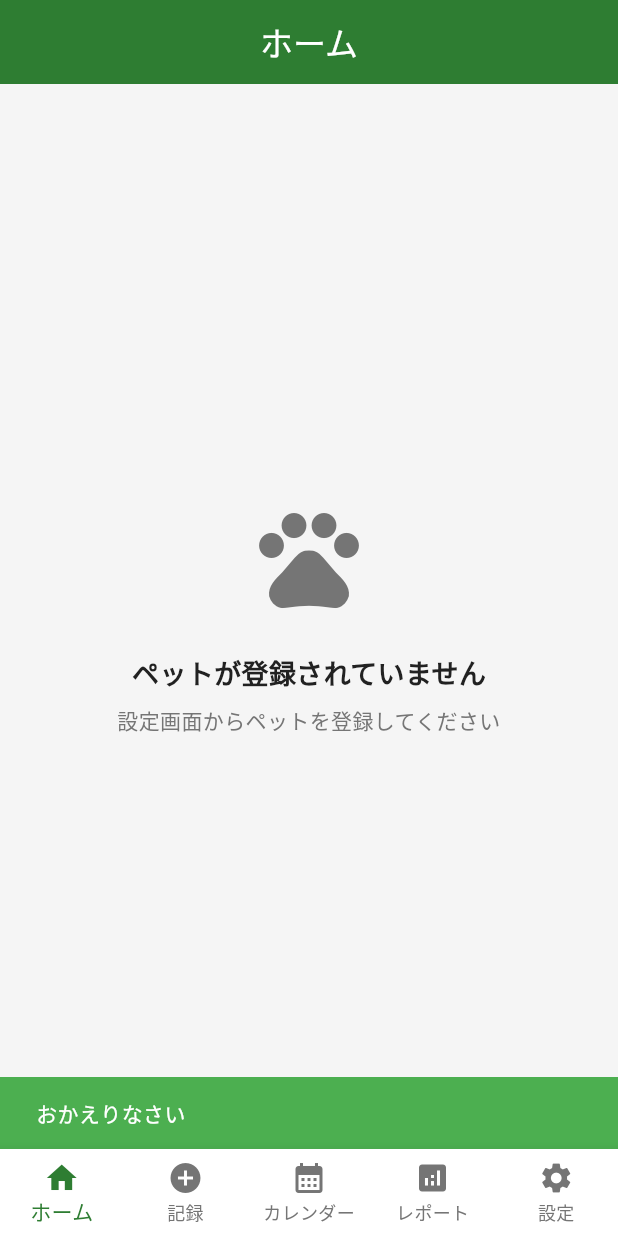
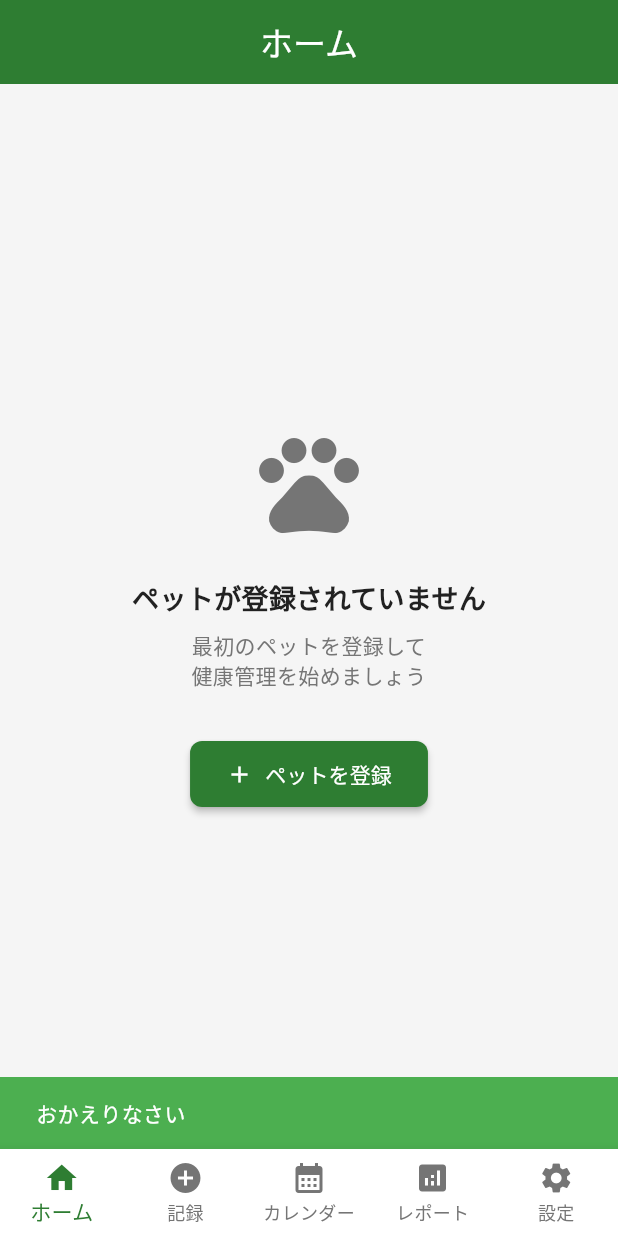
Before and after one commit to Fuurugeeen/pet-health-log, a Flutter app: the screen it shows after launch, after a tap on "ログイン", on a phone screen of 412 x 824 dp. Run offline on Flutter 3.47's test engine with Material 3 defaults, Android fonts, the phone set to English and light mode, and no system bars; our stand-ins replace device_preview, fl_chart, flutter_riverpod, go_router, hive, hive_flutter and 3 more; accounts and stored records are empty.

Commit message:
UI/UX改善とサンプルデータの自動生成
- ホーム画面にペット登録動線を追加
  - ペット未登録時に「ペットを登録」ボタンを表示
  - ボタンタップで設定タブに遷移する機能を実装

- 記録画面のタブ文字を白に変更
  - TabBarのlabelColorとunselectedLabelColorを白系に統一
  - 背景緑色に対する視認性を改善

- 初回起動時にサンプルペットを自動追加
  - SharedPreferencesで初回起動を判定
  - デモ用に「ポチ」（3歳の柴犬）を自動登録
  - ユーザーがすぐに機能を試せるように

🤖 Generated with [Claude Code](https://claude.ai/code)

Co-Authored-By: Claude <noreply@anthropic.com>

```diff
--- a/lib/features/home/presentation/dashboard_screen.dart
+++ b/lib/features/home/presentation/dashboard_screen.dart
@@ -60,19 +60,19 @@ class DashboardScreen extends ConsumerWidget {
   }
 
   Widget _buildNoPetSelected(BuildContext context) {
-    return const Center(
+    return Center(
       child: Padding(
-        padding: EdgeInsets.all(32.0),
+        padding: const EdgeInsets.all(32.0),
         child: Column(
           mainAxisAlignment: MainAxisAlignment.center,
           children: [
-            Icon(
+            const Icon(
               Icons.pets,
               size: 80,
               color: AppColors.textSecondary,
             ),
-            SizedBox(height: 24),
-            Text(
+            const SizedBox(height: 24),
+            const Text(
               'ペットが登録されていません',
               style: TextStyle(
                 fontSize: 18,
@@ -80,13 +80,29 @@ class DashboardScreen extends ConsumerWidget {
                 color: AppColors.textPrimary,
               ),
             ),
-            SizedBox(height: 8),
-            Text(
-              '設定画面からペットを登録してください',
+            const SizedBox(height: 8),
+            const Text(
+              '最初のペットを登録して\n健康管理を始めましょう',
               textAlign: TextAlign.center,
               style: TextStyle(
                 fontSize: 14,
                 color: AppColors.textSecondary,
+              ),
+            ),
+            const SizedBox(height: 32),
+            ElevatedButton.icon(
+              onPressed: () {
+                // タブ切り替えコールバックで設定タブ（index: 4）に移動
+                if (onTabChanged != null) {
+                  onTabChanged!(4);
+                }
+              },
+              icon: const Icon(Icons.add),
+              label: const Text('ペットを登録'),
+              style: ElevatedButton.styleFrom(
+                backgroundColor: AppColors.primary,
+                foregroundColor: Colors.white,
+                padding: const EdgeInsets.symmetric(horizontal: 24, vertical: 12),
               ),
             ),
           ],
--- a/lib/features/record/presentation/record_form_screen.dart
+++ b/lib/features/record/presentation/record_form_screen.dart
@@ -86,6 +86,9 @@ class _RecordFormScreenState extends ConsumerState<RecordFormScreen>
         title: const Text(AppStrings.record),
         bottom: TabBar(
           controller: _tabController,
+          labelColor: Colors.white,
+          unselectedLabelColor: Colors.white70,
+          indicatorColor: Colors.white,
           tabs: const [
             Tab(icon: Icon(Icons.restaurant), text: '食事'),
             Tab(icon: Icon(Icons.medication), text: '投薬'),
--- a/lib/main.dart
+++ b/lib/main.dart
@@ -7,12 +7,23 @@ import 'core/themes/app_theme.dart';
 import 'core/constants/app_strings.dart';
 import 'core/router/app_router.dart';
 import 'services/hive_service.dart';
+import 'services/sample_data_service.dart';
+import 'package:shared_preferences/shared_preferences.dart';
 
 void main() async {
   WidgetsFlutterBinding.ensureInitialized();
 
   // Hiveの初期化
   await HiveService.initialize();
+
+  // 初回起動時にサンプルデータを生成
+  final prefs = await SharedPreferences.getInstance();
+  final isFirstLaunch = prefs.getBool('isFirstLaunch') ?? true;
+
+  if (isFirstLaunch) {
+    await SampleDataService.generateInitialSampleData();
+    await prefs.setBool('isFirstLaunch', false);
+  }
 
   runApp(
     DevicePreview(
--- a/lib/services/sample_data_service.dart
+++ b/lib/services/sample_data_service.dart
@@ -9,6 +9,30 @@ import '../models/daily_record.dart';
 class SampleDataService {
   static final _uuid = const Uuid();
   static final _random = Random();
+
+  // 初回起動時のシンプルなサンプルデータ生成
+  static Future<void> generateInitialSampleData() async {
+    final petRepository = PetRepository();
+
+    // デフォルトのサンプルペット（ポチ）を作成
+    final samplePet = Pet(
+      id: _uuid.v4(),
+      ownerId: 'default_user', // デフォルトユーザーID
+      name: 'ポチ',
+      type: PetType.dog,
+      breed: '柴犬',
+      birthDate: DateTime.now().subtract(const Duration(days: 365 * 3)), // 3歳
+      gender: Gender.male,
+      weight: 8.5,
+      medicalHistory: [],
+      allergies: [],
+      veterinarian: 'サンプル動物病院',
+      createdAt: DateTime.now(),
+      updatedAt: DateTime.now(),
+    );
+
+    await petRepository.createPet(samplePet);
+  }
 
   static Future<void> generateSampleData() async {
     // final authRepository = AuthRepository();
```
